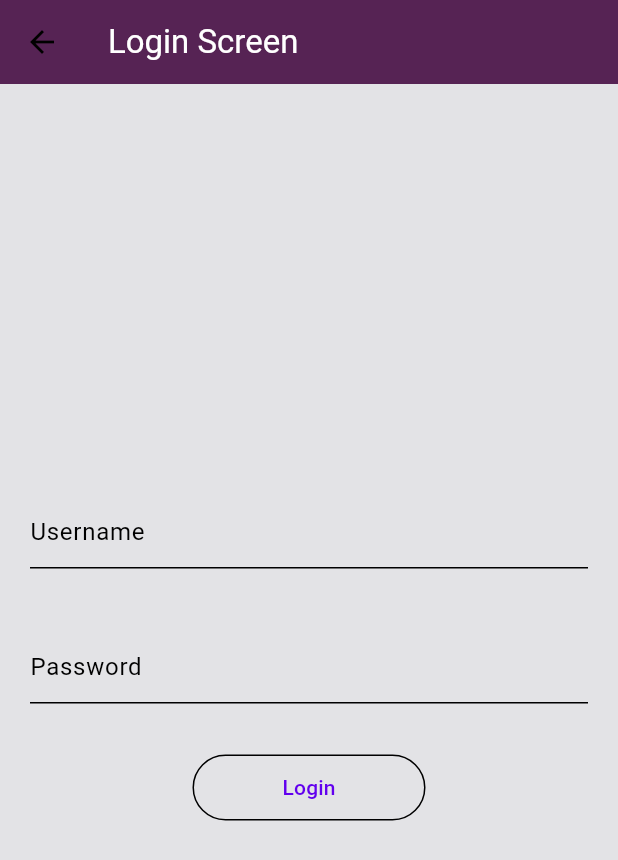
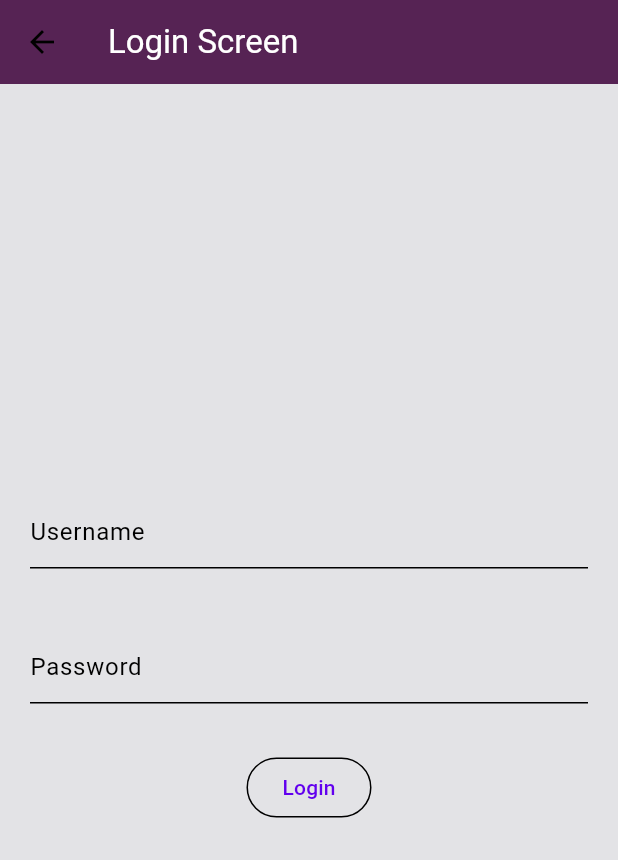
Before and after one commit to kwe92/Simply-Clean-Architecture-Project, a Flutter app: the screen it shows after launch, after a tap on "Go to protected route.", on a phone screen of 412 x 824 dp. Shown: the top 860 px of the screen. Run offline on Flutter 3.47's test engine with Material 2 defaults, Android fonts, the phone set to English and light mode, and no system bars; our stand-ins replace auto_route, shared_preferences.

Commit message:
update: changed file names

```diff
--- a/lib/features/home/ui/home_view.dart
+++ b/lib/features/home/ui/home_view.dart
@@ -11,11 +11,10 @@ class HomeScreen extends StatelessWidget {
   @override
   Widget build(BuildContext context) => BaseScaffoldView(
         title: 'Home Screen',
-        child: Padding(
-          padding: const EdgeInsets.symmetric(horizontal: 24.0),
+        child: Center(
           child: Column(
             mainAxisAlignment: MainAxisAlignment.center,
-            crossAxisAlignment: CrossAxisAlignment.stretch,
+            crossAxisAlignment: CrossAxisAlignment.center,
             children: <Widget>[
               OutlinedButton(
                 onPressed: () {
--- a/lib/features/login/ui/login_view.dart
+++ b/lib/features/login/ui/login_view.dart
@@ -13,8 +13,6 @@ class LoginView extends StatelessWidget {
 
   @override
   Widget build(BuildContext context) {
-    const double horizontalPadding = 36, verticalPadding = 12;
-
     return BaseScaffoldView(
       title: 'Login Screen',
       child: Consumer(
@@ -47,15 +45,7 @@ class LoginView extends StatelessWidget {
                         onResult,
                       );
                     },
-                    child: const Padding(
-                      padding: EdgeInsets.fromLTRB(
-                        horizontalPadding,
-                        verticalPadding,
-                        horizontalPadding,
-                        verticalPadding,
-                      ),
-                      child: Text('Login'),
-                    ),
+                    child: const Text('Login'),
                   ),
                 ],
               ),
```
